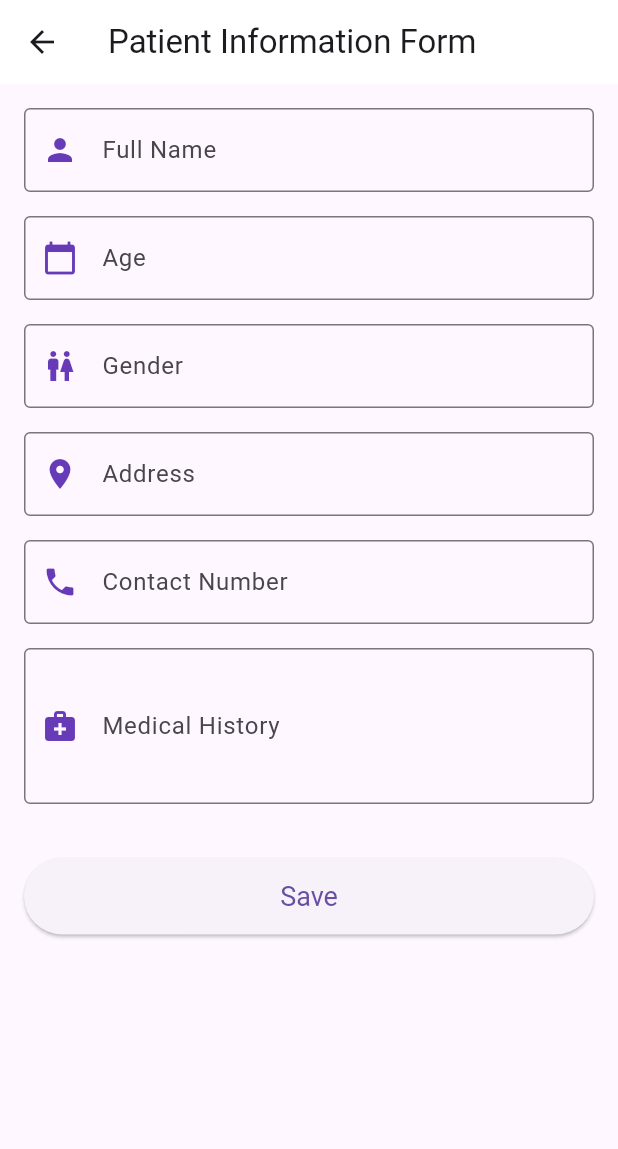
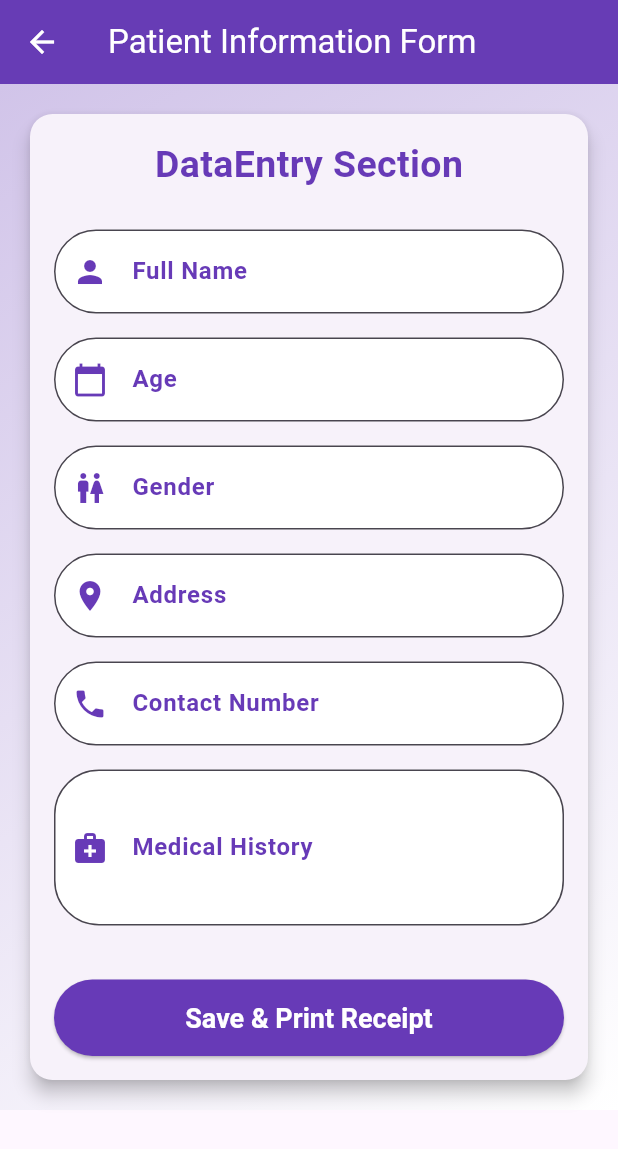
Before and after one commit to HarshittSinghh/SIH_MediMitra, a Flutter app: the AddEntry screen opened directly, on a phone screen of 412 x 824 dp. Shown: the top 1149 px of the screen. Run offline on Flutter 3.47's test engine with Material 3 defaults, Android fonts, the phone set to English and light mode, and no system bars; our stand-ins replace cloud_firestore, firebase_auth, firebase_core, fl_chart, font_awesome_flutter, google_fonts and 5 more; accounts and stored records are empty; network calls fail.

Commit message:
Add files via upload

```diff
--- a/lib/DataEntry/add.dart
+++ b/lib/DataEntry/add.dart
@@ -1,5 +1,7 @@
 import 'package:flutter/material.dart';
 import 'package:cloud_firestore/cloud_firestore.dart';
+import 'package:health_app/DataEntry/ReceiptScreen.dart';
+import 'dart:math';
 
 class AddEntry extends StatefulWidget {
   @override
@@ -14,7 +16,8 @@ class _AddEntryState extends State<AddEntry> {
   final TextEditingController _genderController = TextEditingController();
   final TextEditingController _addressController = TextEditingController();
   final TextEditingController _contactController = TextEditingController();
-  final TextEditingController _medicalHistoryController = TextEditingController();
+  final TextEditingController _medicalHistoryController =
+      TextEditingController();
 
   @override
   void dispose() {
@@ -27,21 +30,56 @@ class _AddEntryState extends State<AddEntry> {
     super.dispose();
   }
 
+  Future<String> _generateUniqueId() async {
+    int uniqueId;
+    do {
+      uniqueId = Random().nextInt(90000);
+    } while (await _isIdExists(uniqueId.toString()));
+    return uniqueId.toString();
+  }
+
+  Future<bool> _isIdExists(String id) async {
+    final docSnapshot =
+        await FirebaseFirestore.instance.collection('DataEntry').doc(id).get();
+    return docSnapshot.exists;
+  }
+
   void _saveData() async {
     if (_formKey.currentState!.validate()) {
-      await FirebaseFirestore.instance.collection('patients').add({
+      try {
+        String uniqueId = await _generateUniqueId();
+        int age = int.parse(_ageController.text);
+
+        await FirebaseFirestore.instance
+            .collection('DataEntry')
+            .doc(uniqueId)
+            .set({
+          'id': uniqueId,
           'name': _nameController.text,
-        'age': _ageController.text,
+          'age': age,
           'gender': _genderController.text,
           'address': _addressController.text,
           'contact': _contactController.text,
           'medicalHistory': _medicalHistoryController.text,
           'createdAt': Timestamp.now(),
         });
+
+        Navigator.push(
+          context,
+          MaterialPageRoute(
+            builder: (context) => ReceiptScreen(
+              id: uniqueId,
+            ),
+          ),
+        );
+
+        // Clear the form
+        _formKey.currentState!.reset();
+      } catch (e) {
         ScaffoldMessenger.of(context).showSnackBar(
-        SnackBar(content: Text('Patient information saved successfully')),
+          SnackBar(content: Text('Error saving data: $e')),
         );
-      _formKey.currentState!.reset();
+      }
     }
   }
 
@@ -50,46 +88,108 @@ class _AddEntryState extends State<AddEntry> {
     return Scaffold(
       appBar: AppBar(
         title: Text('Patient Information Form'),
-        backgroundColor: Colors.white,
+        backgroundColor: Colors.deepPurple,
+        foregroundColor: Colors.white,
+        elevation: 5,
       ),
-      body: Padding(
+      body: Container(
+        decoration: BoxDecoration(
+          gradient: LinearGradient(
+            colors: [Colors.deepPurple.shade100, Colors.white],
+            begin: Alignment.topLeft,
+            end: Alignment.bottomRight,
+          ),
+        ),
         padding: const EdgeInsets.all(16.0),
+        child: SingleChildScrollView(  // Added SingleChildScrollView
           child: Form(
             key: _formKey,
+            child: Column(
+              children: <Widget>[
+                Card(
+                  elevation: 5,
+                  shape: RoundedRectangleBorder(
+                      borderRadius: BorderRadius.circular(15)),
+                  child: Padding(
+                    padding: const EdgeInsets.all(16.0),
                     child: ListView(
+                      shrinkWrap: true,
+                      physics: NeverScrollableScrollPhysics(),
                       children: <Widget>[
-              _buildTextField(_nameController, 'Full Name', Icons.person),
-              _buildTextField(_ageController, 'Age', Icons.calendar_today, keyboardType: TextInputType.number),
+                        Center(
+                          child: Text(
+                            "DataEntry Section",
+                            style: TextStyle(
+                                fontSize: 25,
+                                fontWeight: FontWeight.bold,
+                                color: Colors.deepPurple),
+                          ),
+                        ),
+                        SizedBox(
+                          height: 25,
+                        ),
+                        _buildTextField(
+                            _nameController, 'Full Name', Icons.person),
+                        _buildTextField(
+                            _ageController, 'Age', Icons.calendar_today,
+                            keyboardType: TextInputType.number),
                         _buildTextField(_genderController, 'Gender', Icons.wc),
-              _buildTextField(_addressController, 'Address', Icons.location_on),
-              _buildTextField(_contactController, 'Contact Number', Icons.phone, keyboardType: TextInputType.phone),
-              _buildTextField(_medicalHistoryController, 'Medical History', Icons.medical_services, maxLines: 3),
+                        _buildTextField(
+                            _addressController, 'Address', Icons.location_on),
+                        _buildTextField(
+                            _contactController, 'Contact Number', Icons.phone,
+                            keyboardType: TextInputType.phone),
+                        _buildTextField(_medicalHistoryController,
+                            'Medical History', Icons.medical_services,
+                            maxLines: 3),
                         SizedBox(height: 20),
                         ElevatedButton(
                           onPressed: _saveData,
-                child: Text('Save'),
+                          child: Text('Save & Print Receipt'),
                           style: ElevatedButton.styleFrom(
-
                             padding: EdgeInsets.symmetric(vertical: 15),
-                  textStyle: TextStyle(fontSize: 18),
+                            backgroundColor: Colors.deepPurple,
+                            foregroundColor: Colors.white,
+                            textStyle: TextStyle(
+                                fontSize: 18, fontWeight: FontWeight.bold),
+                            shape: RoundedRectangleBorder(
+                                borderRadius: BorderRadius.circular(30)),
                           ),
                         ),
                       ],
                     ),
                   ),
                 ),
+              ],
+            ),
+          ),
+        ),
+      ),
     );
   }
 
-  Widget _buildTextField(TextEditingController controller, String labelText, IconData icon, {TextInputType keyboardType = TextInputType.text, int maxLines = 1}) {
+  Widget _buildTextField(
+      TextEditingController controller, String labelText, IconData icon,
+      {TextInputType keyboardType = TextInputType.text, int maxLines = 1}) {
     return Padding(
       padding: const EdgeInsets.only(bottom: 16.0),
       child: TextFormField(
         controller: controller,
         decoration: InputDecoration(
           labelText: labelText,
+          labelStyle:
+              TextStyle(color: Colors.deepPurple, fontWeight: FontWeight.w600),
           prefixIcon: Icon(icon, color: Colors.deepPurple),
-          border: OutlineInputBorder(),
+          filled: true,
+          fillColor: Colors.white,
+          border: OutlineInputBorder(
+            borderRadius: BorderRadius.circular(30),
+            borderSide: BorderSide(color: Colors.deepPurple),
+          ),
+          focusedBorder: OutlineInputBorder(
+            borderRadius: BorderRadius.circular(30),
+            borderSide: BorderSide(color: Colors.deepPurple, width: 2),
+          ),
         ),
         keyboardType: keyboardType,
         maxLines: maxLines,
@@ -97,6 +197,12 @@ class _AddEntryState extends State<AddEntry> {
           if (value == null || value.isEmpty) {
             return 'Please enter $labelText';
           }
+          if (labelText == 'Age' && int.tryParse(value) == null) {
+            return 'Please enter a valid number for age';
+          }
+          if (labelText == 'Contact Number' && value.length != 10) {
+            return 'Please enter a valid 10-digit contact number';
+          }
           return null;
         },
       ),
--- a/lib/Intro.dart
+++ b/lib/Intro.dart
@@ -2,8 +2,6 @@ import 'package:flutter/material.dart';
 import 'package:health_app/Login%20Page/login_dep.dart';
 import 'package:health_app/Login%20Page/login_sp.dart';
 import 'package:health_app/Screens/User_Screen/user_screen.dart';
-import 'Home_page.dart';
-
 void main() {
   runApp(MyApp());
 }
--- a/lib/home_page.dart
+++ b/lib/home_page.dart
@@ -9,8 +9,10 @@ import 'package:health_app/Screens/data_entry.dart';
 import 'package:health_app/Firebase/Profile.dart';
 import 'package:health_app/Notification.dart';
 import 'package:health_app/drawer.dart';
-
-void main() {
+import 'package:firebase_core/firebase_core.dart';
+void main() async {
+  WidgetsFlutterBinding.ensureInitialized();
+  await Firebase.initializeApp();
   runApp(const MyApp());
 }
 
```
Also changed, not shown: lib/DataEntry/ReceiptScreen.dart (added, +67 -0 lines), lib/Screens/chart.dart (+41 -23 lines), lib/main.dart (+7 -1 lines). Lines whose indentation alone changed are shown as unchanged.
